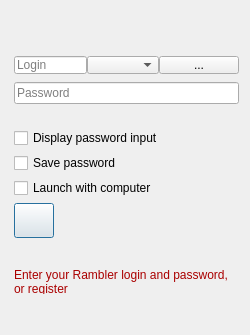
Qt form src/plugins/optionsmanager/logindialog.ui (silvansky/Contacts) before a commit.
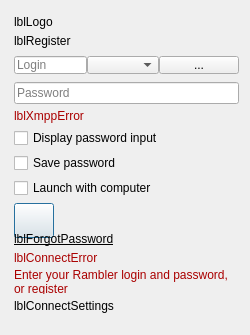
The same form after that commit.

Commit message: Подготовка к изменению окна входа и способа подключения.

Patch:
```diff
--- a/src/plugins/optionsmanager/logindialog.ui
+++ b/src/plugins/optionsmanager/logindialog.ui
@@ -64,6 +64,9 @@
           <verstretch>0</verstretch>
          </sizepolicy>
         </property>
+        <property name="text">
+         <string notr="true">lblLogo</string>
+        </property>
         <property name="alignment">
          <set>Qt::AlignLeading|Qt::AlignLeft|Qt::AlignTop</set>
         </property>
@@ -111,6 +114,9 @@
         <property name="contextMenuPolicy">
          <enum>Qt::NoContextMenu</enum>
         </property>
+        <property name="text">
+         <string notr="true">lblRegister</string>
+        </property>
         <property name="textFormat">
          <enum>Qt::RichText</enum>
         </property>
@@ -225,6 +231,9 @@
           </disabled>
          </palette>
         </property>
+        <property name="text">
+         <string notr="true">lblXmppError</string>
+        </property>
         <property name="alignment">
          <set>Qt::AlignLeading|Qt::AlignLeft|Qt::AlignVCenter</set>
         </property>
@@ -318,6 +327,9 @@
         <property name="contextMenuPolicy">
          <enum>Qt::NoContextMenu</enum>
         </property>
+        <property name="text">
+         <string notr="true">lblForgotPassword</string>
+        </property>
         <property name="textFormat">
          <enum>Qt::RichText</enum>
         </property>
@@ -362,6 +374,9 @@
           </disabled>
          </palette>
         </property>
+        <property name="text">
+         <string notr="true">lblConnectError</string>
+        </property>
         <property name="alignment">
          <set>Qt::AlignLeading|Qt::AlignLeft|Qt::AlignVCenter</set>
         </property>
@@ -422,6 +437,9 @@
       </item>
       <item>
        <widget class="QLabel" name="lblConnectSettings">
+        <property name="text">
+         <string notr="true">lblConnectSettings</string>
+        </property>
         <property name="alignment">
          <set>Qt::AlignLeading|Qt::AlignLeft|Qt::AlignVCenter</set>
         </property>
```
The commit also changes 6 other files.
